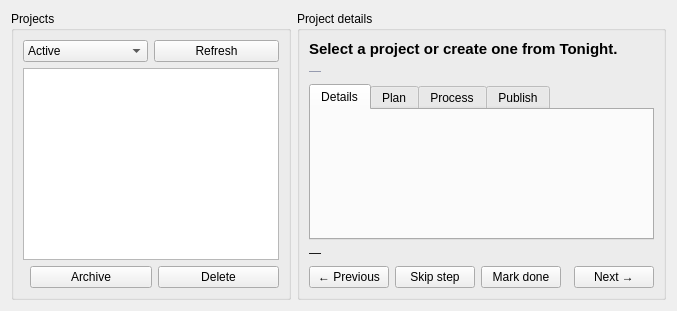
Old version of the form nightscribe/gui/ui/projects_tab.ui in the repository irydeo/nightscribe.
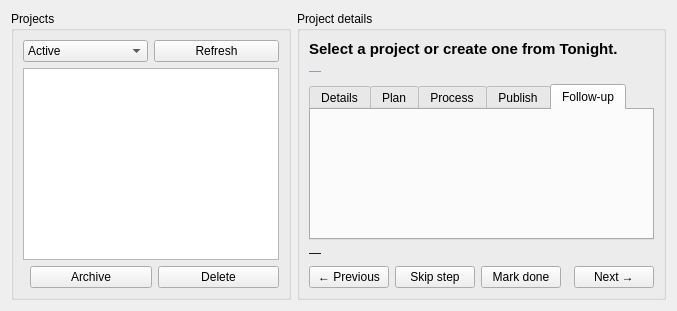
New version of the form. The open tabs and pages were chosen to show the change.

Commit message: Gui: SN follow-up tab — sessions journal, stacked images, notes, cadence reminder (subplan B2)

Patch:
```diff
--- a/nightscribe/gui/ui/projects_tab.ui
+++ b/nightscribe/gui/ui/projects_tab.ui
@@ -74,6 +74,10 @@
          <attribute name="title"><string>Publish</string></attribute>
          <layout class="QVBoxLayout" name="publishLayout"/>
         </widget>
+         <widget class="QWidget" name="tab_followup">
+          <attribute name="title"><string>Follow-up</string></attribute>
+          <layout class="QVBoxLayout" name="followupLayout"/>
+         </widget>
        </widget>
       </item>
       <item>
```
Lines whose indentation alone changed are shown as unchanged. The commit also changes 2 other files.
